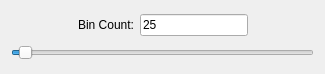
Above: code/guitools/Histogram/BinCountWidget.ui from radio-astro/casa before the change. Below: the same form after it.
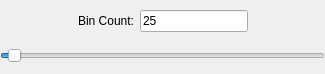
That is the form after the change.

```diff
--- a/code/guitools/Histogram/BinCountWidget.ui
+++ b/code/guitools/Histogram/BinCountWidget.ui
@@ -94,7 +94,7 @@
    </item>
   </layout>
  </widget>
- <layoutdefault spacing="6" margin="11"/>
+ <layoutdefault spacing="6" margin="0"/>
  <resources/>
  <connections/>
 </ui>
```
